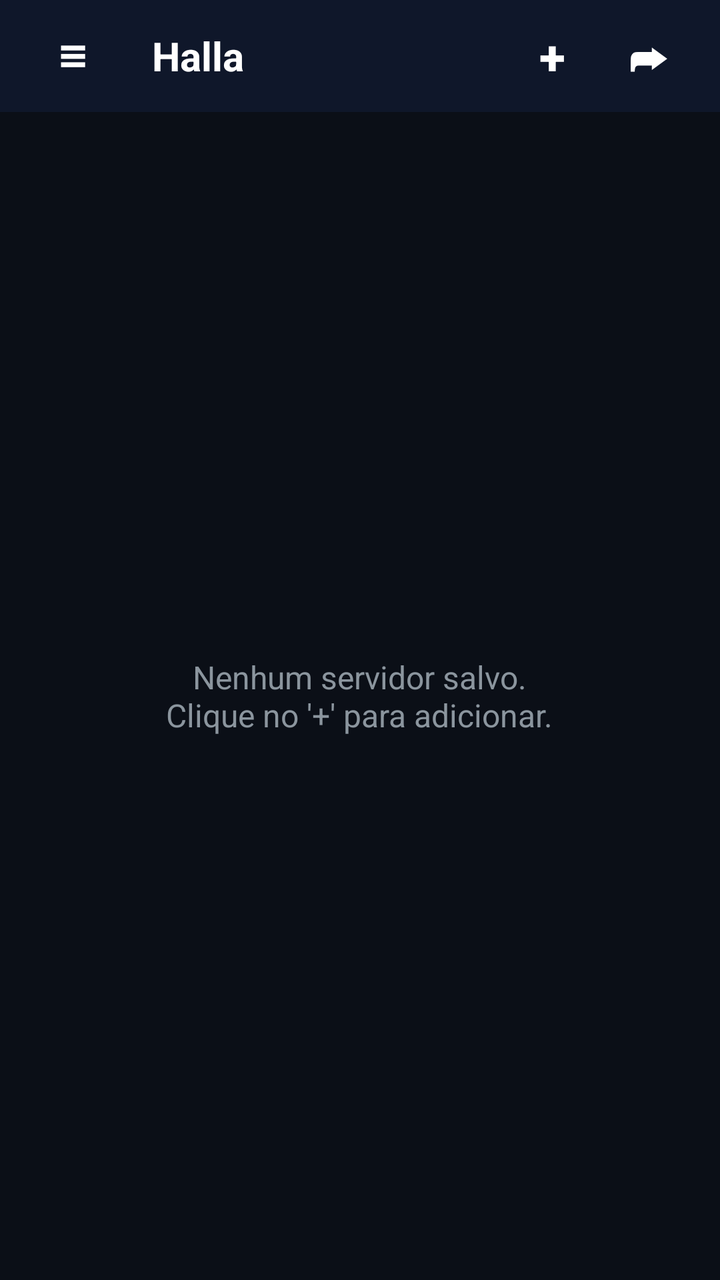
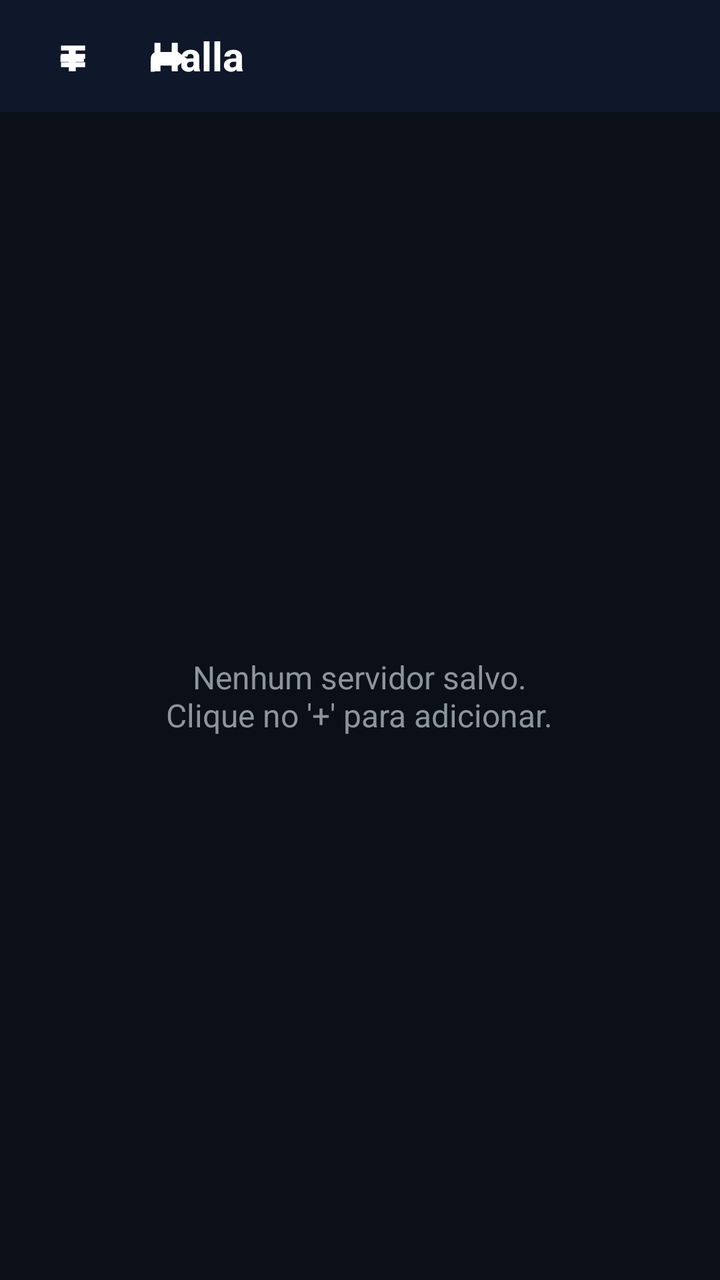

An Android layout rendered at two revisions. The XML below is the earlier revision; the diff shows what the commit changed to produce the second picture.
<!-- AndroidManifest.xml: application theme Theme.AppCompat.DayNight.NoActionBar -->
<!-- res/layout/activity_main.xml -->
<?xml version="1.0" encoding="utf-8"?>
<androidx.drawerlayout.widget.DrawerLayout xmlns:android="http://schemas.android.com/apk/res/android"
    android:id="@+id/drawerLayout"
    android:layout_width="match_parent"
    android:layout_height="match_parent">

    
    <RelativeLayout
        android:layout_width="match_parent"
        android:layout_height="match_parent"
        android:background="#0B0F17">

        
        <RelativeLayout
            android:id="@+id/topAppBar"
            android:layout_width="match_parent"
            android:layout_height="56dp"
            android:background="#0F172A"
            android:paddingStart="12dp"
            android:paddingEnd="12dp">

            <Button
                android:id="@+id/btnMenu"
                android:layout_width="48dp"
                android:layout_height="48dp"
                android:layout_alignParentStart="true"
                android:layout_centerVertical="true"
                android:background="?android:attr/selectableItemBackgroundBorderless"
                android:text="≡"
                android:textColor="#FFFFFF"
                android:textSize="24sp"
                android:textStyle="bold" />

            <TextView
                android:id="@+id/txtAppTitle"
                android:layout_width="wrap_content"
                android:layout_height="wrap_content"
                android:layout_centerVertical="true"
                android:layout_toEndOf="@+id/btnMenu"
                android:layout_marginStart="16dp"
                android:text="Halla"
                android:textColor="#FFFFFF"
                android:textSize="20sp"
                android:textStyle="bold" />

            <LinearLayout
                android:layout_width="wrap_content"
                android:layout_height="match_parent"
                android:layout_alignParentEnd="true"
                android:gravity="center_vertical"
                android:orientation="horizontal">

                <Button
                    android:id="@+id/btnAddServer"
                    android:layout_width="48dp"
                    android:layout_height="48dp"
                    android:background="?android:attr/selectableItemBackgroundBorderless"
                    android:text="+"
                    android:textColor="#FFFFFF"
                    android:textSize="24sp"
                    android:textStyle="bold" />

                <Button
                    android:id="@+id/btnQuickConnect"
                    android:layout_width="48dp"
                    android:layout_height="48dp"
                    android:background="?android:attr/selectableItemBackgroundBorderless"
                    android:text="➦"
                    android:textColor="#FFFFFF"
                    android:textSize="20sp"
                    android:textStyle="bold" />

            </LinearLayout>

        </RelativeLayout>

        
        <RelativeLayout
            android:id="@+id/layoutConnect"
            android:layout_width="match_parent"
            android:layout_height="match_parent"
            android:layout_below="@+id/topAppBar"
            android:visibility="visible">

            
            <LinearLayout
                android:id="@+id/layoutEmptyState"
                android:layout_width="match_parent"
                android:layout_height="match_parent"
                android:gravity="center"
                android:orientation="vertical"
                android:padding="24dp"
                android:visibility="visible">

                <TextView
                    android:layout_width="wrap_content"
                    android:layout_height="wrap_content"
                    android:text="Nenhum servidor salvo.\nClique no '+' para adicionar."
                    android:textColor="#8B959E"
                    android:textSize="16sp"
                    android:gravity="center" />

            </LinearLayout>

            
            <ScrollView
                android:id="@+id/scrollServers"
                android:layout_width="match_parent"
                android:layout_height="match_parent"
                android:padding="12dp"
                android:visibility="gone">

                <LinearLayout
                    android:id="@+id/containerServers"
                    android:layout_width="match_parent"
                    android:layout_height="wrap_content"
                    android:orientation="vertical" />

            </ScrollView>

            <TextView
                android:id="@+id/txtError"
                android:layout_width="match_parent"
                android:layout_height="wrap_content"
                android:layout_alignParentBottom="true"
                android:background="#1E1E24"
                android:padding="12dp"
                android:textColor="#D9534F"
                android:textSize="14sp"
                android:textStyle="bold"
                android:visibility="gone" />

        </RelativeLayout>

        
        
        
        <RelativeLayout
            android:id="@+id/layoutServer"
            android:layout_width="match_parent"
            android:layout_height="match_parent"
            android:layout_below="@+id/topAppBar"
            android:background="#0B0F17"
            android:visibility="gone">

            
            <RelativeLayout
                android:id="@+id/layoutServerBanner"
                android:layout_width="match_parent"
                android:layout_height="100dp"
                android:layout_marginStart="16dp"
                android:layout_marginTop="16dp"
                android:layout_marginEnd="16dp"
                android:layout_marginBottom="12dp"
                android:padding="16dp">

                
                <TextView
                    android:id="@+id/txtBannerLogo"
                    android:layout_width="wrap_content"
                    android:layout_height="wrap_content"
                    android:layout_alignParentStart="true"
                    android:layout_centerVertical="true"
                    android:text="🎙️"
                    android:textSize="42sp" />

                
                <LinearLayout
                    android:layout_width="wrap_content"
                    android:layout_height="wrap_content"
                    android:layout_centerVertical="true"
                    android:layout_marginStart="16dp"
                    android:layout_toEndOf="@+id/txtBannerLogo"
                    android:layout_toStartOf="@+id/btnBannerSettings"
                    android:orientation="vertical">

                    <TextView
                        android:id="@+id/txtActiveServerName"
                        android:layout_width="wrap_content"
                        android:layout_height="wrap_content"
                        android:text="Servidor Halla"
                        android:textColor="#FFFFFF"
                        android:textSize="18sp"
                        android:textStyle="bold" />

                    <TextView
                        android:id="@+id/txtActiveMotd"
                        android:layout_width="wrap_content"
                        android:layout_height="wrap_content"
                        android:layout_marginTop="2dp"
                        android:text="Bem-vindo ao servidor halla!"
                        android:textColor="#94A3B8"
                        android:textSize="12sp" />

                    
                    <LinearLayout
                        android:layout_width="wrap_content"
                        android:layout_height="wrap_content"
                        android:layout_marginTop="6dp"
                        android:orientation="horizontal">

                        
                        <TextView
                            android:layout_width="wrap_content"
                            android:layout_height="wrap_content"
                            android:background="#121212"
                            android:paddingStart="6dp"
                            android:paddingTop="2dp"
                            android:paddingEnd="6dp"
                            android:paddingBottom="2dp"
                            android:text="🟢 Online"
                            android:textColor="#22C55E"
                            android:textSize="10sp"
                            android:textStyle="bold" />

                        
                        <TextView
                            android:id="@+id/txtActiveUsersCountBadge"
                            android:layout_width="wrap_content"
                            android:layout_height="wrap_content"
                            android:layout_marginStart="8dp"
                            android:background="#121212"
                            android:paddingStart="6dp"
                            android:paddingTop="2dp"
                            android:paddingEnd="6dp"
                            android:paddingBottom="2dp"
                            android:text="👤 2 membros"
                            android:textColor="#94A3B8"
                            android:textSize="10sp"
                            android:textStyle="bold" />

                    </LinearLayout>

                </LinearLayout>

                
                <Button
                    android:id="@+id/btnBannerSettings"
                    android:layout_width="36dp"
                    android:layout_height="36dp"
                    android:layout_alignParentEnd="true"
                    android:layout_alignParentTop="true"
                    android:background="?android:attr/selectableItemBackgroundBorderless"
                    android:text="⚙️"
                    android:textColor="#94A3B8"
                    android:textSize="20sp" />

            </RelativeLayout>

            
            <LinearLayout
                android:id="@+id/layoutCategoryHeader"
                android:layout_width="match_parent"
                android:layout_height="wrap_content"
                android:layout_below="@+id/layoutServerBanner"
                android:layout_marginStart="16dp"
                android:layout_marginEnd="16dp"
                android:layout_marginBottom="8dp"
                android:gravity="center_vertical"
                android:orientation="horizontal">

                <TextView
                    android:layout_width="wrap_content"
                    android:layout_height="wrap_content"
                    android:text="🌀 "
                    android:textSize="14sp" />

                <TextView
                    android:layout_width="wrap_content"
                    android:layout_height="wrap_content"
                    android:text="CANAIS DE VOZ"
                    android:textColor="#3B82F6"
                    android:textSize="13sp"
                    android:textStyle="bold" />

                <TextView
                    android:id="@+id/txtCategoryChannelsCount"
                    android:layout_width="wrap_content"
                    android:layout_height="wrap_content"
                    android:layout_marginStart="8dp"
                    android:text="[2]"
                    android:textColor="#94A3B8"
                    android:textSize="12sp"
                    android:textStyle="bold" />

            </LinearLayout>

            
            <ScrollView
                android:id="@+id/scrollChannels"
                android:layout_width="match_parent"
                android:layout_height="match_parent"
                android:layout_above="@+id/layoutBottomBar"
                android:layout_below="@+id/layoutCategoryHeader"
                android:layout_marginStart="16dp"
                android:layout_marginEnd="16dp"
                android:layout_marginBottom="16dp"
                android:scrollbars="none">

                <LinearLayout
                    android:id="@+id/containerChannels"
                    android:layout_width="match_parent"
                    android:layout_height="wrap_content"
                    android:orientation="vertical" />

            </ScrollView>

            
            <LinearLayout
                android:id="@+id/layoutBottomBar"
                android:layout_width="match_parent"
                android:layout_height="72dp"
                android:layout_alignParentBottom="true"
                android:layout_marginStart="16dp"
                android:layout_marginEnd="16dp"
                android:layout_marginBottom="16dp"
                android:background="#1E293B"
                android:gravity="center_vertical"
                android:orientation="horizontal"
                android:paddingStart="4dp"
                android:paddingEnd="4dp">

                
                <LinearLayout
                    android:id="@+id/btnMuteMicModule"
                    android:layout_width="0dp"
                    android:layout_height="match_parent"
                    android:layout_weight="1"
                    android:background="?android:attr/selectableItemBackground"
                    android:gravity="center"
                    android:orientation="vertical">

                    <TextView
                        android:id="@+id/txtMicIcon"
                        android:layout_width="wrap_content"
                        android:layout_height="wrap_content"
                        android:text="🎙️"
                        android:textColor="#FFFFFF"
                        android:textSize="18sp" />

                    <TextView
                        android:id="@+id/txtMicText"
                        android:layout_width="wrap_content"
                        android:layout_height="wrap_content"
                        android:layout_marginTop="2dp"
                        android:text="Mute"
                        android:textColor="#94A3B8"
                        android:textSize="10sp"
                        android:textStyle="bold" />

                </LinearLayout>

                
                <LinearLayout
                    android:id="@+id/btnDeafenModule"
                    android:layout_width="0dp"
                    android:layout_height="match_parent"
                    android:layout_weight="1"
                    android:background="?android:attr/selectableItemBackground"
                    android:gravity="center"
                    android:orientation="vertical">

                    <TextView
                        android:id="@+id/txtDeafenIcon"
                        android:layout_width="wrap_content"
                        android:layout_height="wrap_content"
                        android:text="🎧"
                        android:textColor="#FFFFFF"
                        android:textSize="18sp" />

                    <TextView
                        android:id="@+id/txtDeafenText"
                        android:layout_width="wrap_content"
                        android:layout_height="wrap_content"
                        android:layout_marginTop="2dp"
                        android:text="Fones"
                        android:textColor="#94A3B8"
                        android:textSize="10sp"
                        android:textStyle="bold" />

                </LinearLayout>

                
                <LinearLayout
                    android:id="@+id/btnPttModule"
                    android:layout_width="0dp"
                    android:layout_height="56dp"
                    android:layout_weight="1.4"
                    android:layout_marginStart="4dp"
                    android:layout_marginEnd="4dp"
                    android:background="#3B82F6"
                    android:gravity="center"
                    android:orientation="vertical">

                    <TextView
                        android:layout_width="wrap_content"
                        android:layout_height="wrap_content"
                        android:text="〰️"
                        android:textColor="#FFFFFF"
                        android:textSize="14sp"
                        android:textStyle="bold" />

                    <TextView
                        android:id="@+id/txtPttText"
                        android:layout_width="wrap_content"
                        android:layout_height="wrap_content"
                        android:text="FALANDO"
                        android:textColor="#FFFFFF"
                        android:textSize="11sp"
                        android:textStyle="bold" />

                </LinearLayout>

                
                <LinearLayout
                    android:id="@+id/btnOpenChatModule"
                    android:layout_width="0dp"
                    android:layout_height="match_parent"
                    android:layout_weight="1"
                    android:background="?android:attr/selectableItemBackground"
                    android:gravity="center"
                    android:orientation="vertical">

                    <TextView
                        android:layout_width="wrap_content"
                        android:layout_height="wrap_content"
                        android:text="💬"
                        android:textColor="#FFFFFF"
                        android:textSize="18sp" />

                    <TextView
                        android:layout_width="wrap_content"
                        android:layout_height="wrap_content"
                        android:layout_marginTop="2dp"
                        android:text="Mensagens"
                        android:textColor="#94A3B8"
                        android:textSize="10sp"
                        android:textStyle="bold" />

                </LinearLayout>

                
                <LinearLayout
                    android:id="@+id/btnRecordModule"
                    android:layout_width="0dp"
                    android:layout_height="match_parent"
                    android:layout_weight="1"
                    android:background="?android:attr/selectableItemBackground"
                    android:gravity="center"
                    android:orientation="vertical">

                    <TextView
                        android:id="@+id/txtRecordIcon"
                        android:layout_width="wrap_content"
                        android:layout_height="wrap_content"
                        android:text="🔴"
                        android:textColor="#D9534F"
                        android:textSize="18sp" />

                    <TextView
                        android:id="@+id/txtRecordText"
                        android:layout_width="wrap_content"
                        android:layout_height="wrap_content"
                        android:layout_marginTop="2dp"
                        android:text="Gravar"
                        android:textColor="#94A3B8"
                        android:textSize="10sp"
                        android:textStyle="bold" />

                </LinearLayout>

            </LinearLayout>

            
            
            
            <RelativeLayout
                android:id="@+id/layoutChatOverlay"
                android:layout_width="match_parent"
                android:layout_height="350dp"
                android:layout_alignParentBottom="true"
                android:background="#1E293B"
                android:clickable="true"
                android:elevation="24dp"
                android:focusable="true"
                android:padding="12dp"
                android:visibility="gone">

                
                <RelativeLayout
                    android:id="@+id/chatOverlayHeader"
                    android:layout_width="match_parent"
                    android:layout_height="wrap_content"
                    android:layout_marginBottom="8dp">

                    <TextView
                        android:layout_width="wrap_content"
                        android:layout_height="wrap_content"
                        android:layout_alignParentStart="true"
                        android:text="Mensagens de Texto"
                        android:textColor="#FFFFFF"
                        android:textSize="16sp"
                        android:textStyle="bold" />

                    <Button
                        android:id="@+id/btnCloseChat"
                        android:layout_width="36dp"
                        android:layout_height="36dp"
                        android:layout_alignParentEnd="true"
                        android:background="?android:attr/selectableItemBackgroundBorderless"
                        android:text="✕"
                        android:textColor="#94A3B8"
                        android:textSize="16sp"
                        android:textStyle="bold" />

                </RelativeLayout>

                
                <View
                    android:id="@+id/chatDiv"
                    android:layout_width="match_parent"
                    android:layout_height="1dp"
                    android:layout_below="@+id/chatOverlayHeader"
                    android:background="#3E434A" />

                
                <ScrollView
                    android:id="@+id/scrollChat"
                    android:layout_width="match_parent"
                    android:layout_height="match_parent"
                    android:layout_above="@+id/chatInputRow"
                    android:layout_below="@+id/chatDiv"
                    android:layout_marginTop="8dp"
                    android:layout_marginBottom="8dp">

                    <TextView
                        android:id="@+id/txtChatBox"
                        android:layout_width="match_parent"
                        android:layout_height="wrap_content"
                        android:textColor="#DCDFE3"
                        android:textSize="13sp" />

                </ScrollView>

                
                <LinearLayout
                    android:id="@+id/chatInputRow"
                    android:layout_width="match_parent"
                    android:layout_height="wrap_content"
                    android:layout_alignParentBottom="true"
                    android:orientation="horizontal">

                    <EditText
                        android:id="@+id/editChatMsg"
                        android:layout_width="0dp"
                        android:layout_height="wrap_content"
                        android:layout_weight="1"
                        android:background="#0B0F17"
                        android:hint="Escreva uma mensagem..."
                        android:inputType="text"
                        android:padding="10dp"
                        android:textColor="#DCDFE3"
                        android:textColorHint="#5E636A" />

                    <Button
                        android:id="@+id/btnSendChat"
                        android:layout_width="wrap_content"
                        android:layout_height="wrap_content"
                        android:layout_marginStart="8dp"
                        android:backgroundTint="#3B82F6"
                        android:text="Enviar"
                        android:textColor="#FFFFFF" />

                </LinearLayout>

            </RelativeLayout>

        </RelativeLayout>

    </RelativeLayout>

    
    <LinearLayout
        android:id="@+id/navDrawer"
        android:layout_width="280dp"
        android:layout_height="match_parent"
        android:layout_gravity="start"
        android:background="#1E1E24"
        android:clickable="true"
        android:focusable="true"
        android:orientation="vertical"
        android:padding="20dp">

        
        <TextView
            android:layout_width="wrap_content"
            android:layout_height="wrap_content"
            android:layout_marginBottom="24dp"
            android:text="Halla Mobile"
            android:textColor="#2E7FC4"
            android:textSize="24sp"
            android:textStyle="bold" />

        <View
            android:layout_width="match_parent"
            android:layout_height="1dp"
            android:layout_marginBottom="16dp"
            android:background="#3E434A" />

        
        <TextView
            android:id="@+id/btnNavSettings"
            android:layout_width="match_parent"
            android:layout_height="wrap_content"
            android:layout_marginBottom="16dp"
            android:padding="12dp"
            android:text="⚙️   Configurações"
            android:textColor="#DCDFE3"
            android:textSize="16sp"
            android:textStyle="bold"
            android:background="?android:attr/selectableItemBackground" />

        
        <TextView
            android:id="@+id/btnNavHelp"
            android:layout_width="match_parent"
            android:layout_height="wrap_content"
            android:layout_marginBottom="16dp"
            android:padding="12dp"
            android:text="❓   Ajuda"
            android:textColor="#DCDFE3"
            android:textSize="16sp"
            android:textStyle="bold"
            android:background="?android:attr/selectableItemBackground" />

        <View
            android:layout_width="match_parent"
            android:layout_height="0dp"
            android:layout_weight="1" />

        <TextView
            android:layout_width="wrap_content"
            android:layout_height="wrap_content"
            android:layout_gravity="center_horizontal"
            android:text="v1.0.6"
            android:textColor="#5E636A"
            android:textSize="12sp" />

    </LinearLayout>

</androidx.drawerlayout.widget.DrawerLayout>
<!-- resources referenced by this layout -->
<resources>

</resources>

<!-- the commit's change to res/layout/activity_main.xml (unified diff, before → after) -->
@@ -46,7 +46,7 @@
             <LinearLayout
                 android:layout_width="wrap_content"
                 android:layout_height="match_parent"
-                android:layout_alignParentEnd="true"
+                android:layout_parentEnd="true"
                 android:gravity="center_vertical"
                 android:orientation="horizontal">
 
@@ -69,6 +69,26 @@
                     android:textColor="#FFFFFF"
                     android:textSize="20sp"
                     android:textStyle="bold" />
+
+                <Button
+                    android:id="@+id/btnInviteMembers"
+                    android:layout_width="48dp"
+                    android:layout_height="48dp"
+                    android:background="?android:attr/selectableItemBackgroundBorderless"
+                    android:text="👤+"
+                    android:textColor="#FFFFFF"
+                    android:textSize="20sp"
+                    android:visibility="gone" />
+
+                <Button
+                    android:id="@+id/btnDisconnect"
+                    android:layout_width="48dp"
+                    android:layout_height="48dp"
+                    android:background="?android:attr/selectableItemBackgroundBorderless"
+                    android:text="🔌"
+                    android:textColor="#D9534F"
+                    android:textSize="20sp"
+                    android:visibility="gone" />
 
             </LinearLayout>
 
